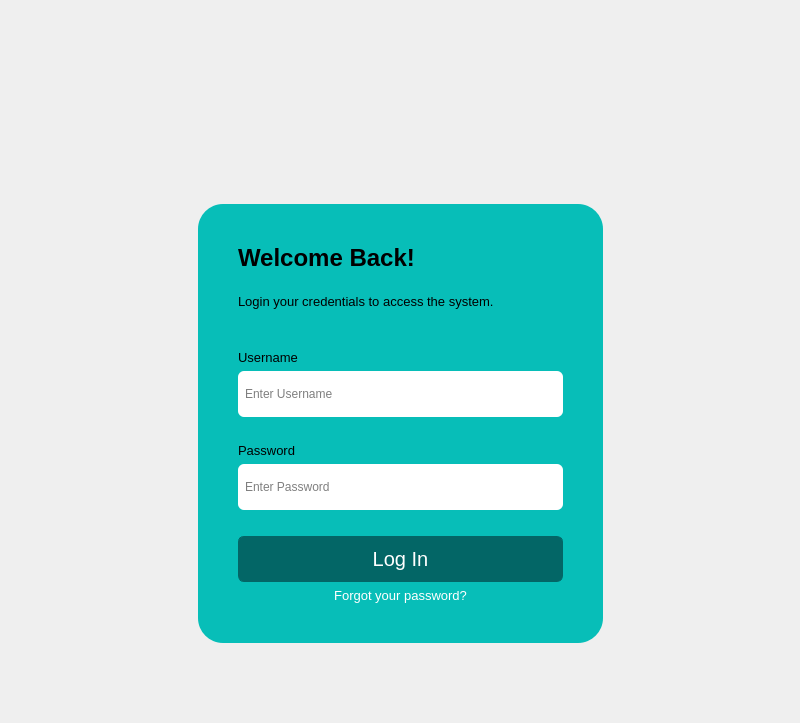
Above: screens/ui/authentication/loginScreen.ui from sehae/POS-with-Inventory-System before the change. Below: the same form after it.
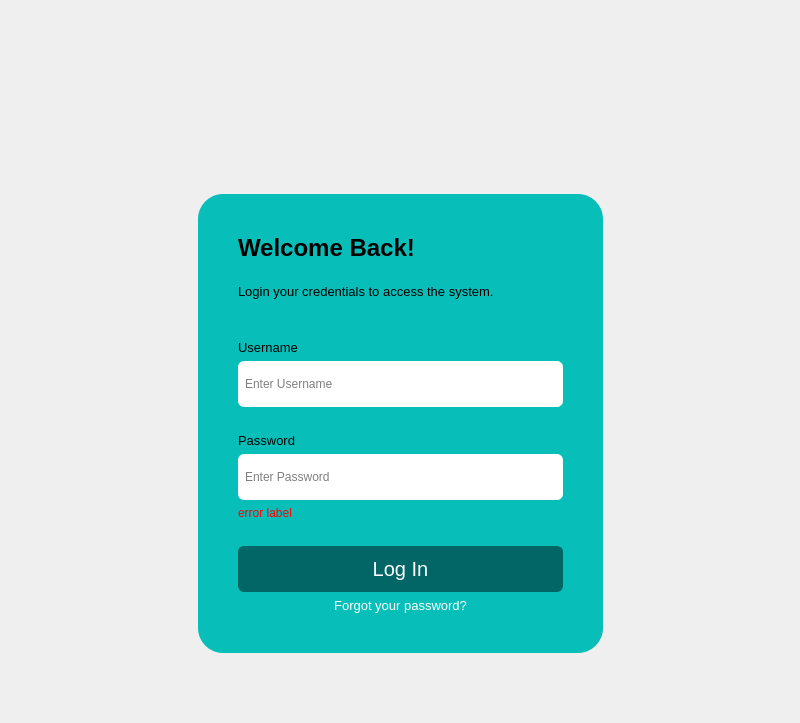
That is the form after the change. Icons and pictures are not drawn.

What changed in the file:
```diff
--- a/screens/ui/authentication/loginScreen.ui
+++ b/screens/ui/authentication/loginScreen.ui
@@ -144,6 +144,12 @@
            </item>
            <item>
             <widget class="QWidget" name="loginForm" native="true">
+             <property name="sizePolicy">
+              <sizepolicy hsizetype="Preferred" vsizetype="Fixed">
+               <horstretch>0</horstretch>
+               <verstretch>0</verstretch>
+              </sizepolicy>
+             </property>
              <property name="styleSheet">
               <string notr="true">QWidget {
     background-color: #07BEB8;
@@ -365,6 +371,36 @@
                </widget>
               </item>
               <item>
+               <widget class="QLabel" name="errorLBL">
+                <property name="styleSheet">
+                 <string notr="true">QLabel {
+	color: red;
+}</string>
+                </property>
+                <property name="text">
+                 <string>error label</string>
+                </property>
+               </widget>
+              </item>
+              <item>
+               <widget class="QWidget" name="widget_3" native="true">
+                <layout class="QVBoxLayout" name="verticalLayout_3">
+                 <property name="spacing">
+                  <number>0</number>
+                 </property>
+                 <property name="leftMargin">
+                  <number>0</number>
+                 </property>
+                 <property name="topMargin">
+                  <number>0</number>
+                 </property>
+                 <property name="rightMargin">
+                  <number>0</number>
+                 </property>
+                 <property name="bottomMargin">
+                  <number>0</number>
+                 </property>
+                 <item>
                <spacer name="verticalSpacer_2">
                 <property name="orientation">
                  <enum>Qt::Vertical</enum>
@@ -415,6 +451,9 @@
                 <property name="text">
                  <string>Log In</string>
                 </property>
+                  </widget>
+                 </item>
+                </layout>
                </widget>
               </item>
               <item>
```
Left out of the diff: 4 changed lines with no effect on the pictures. Lines whose indentation alone changed are shown as unchanged.
